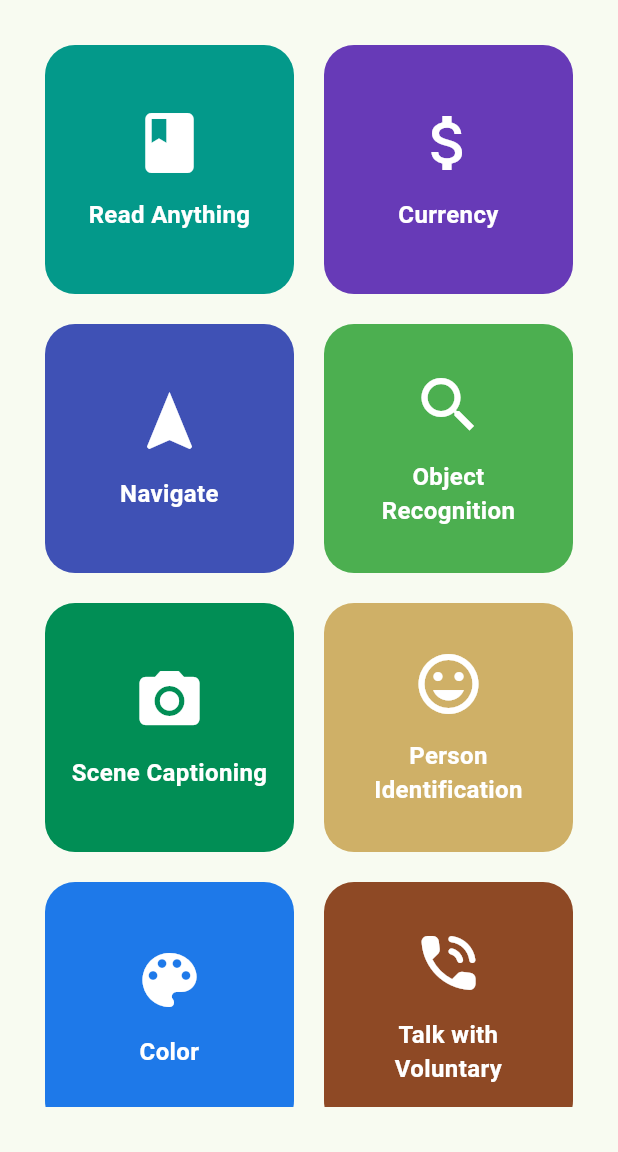
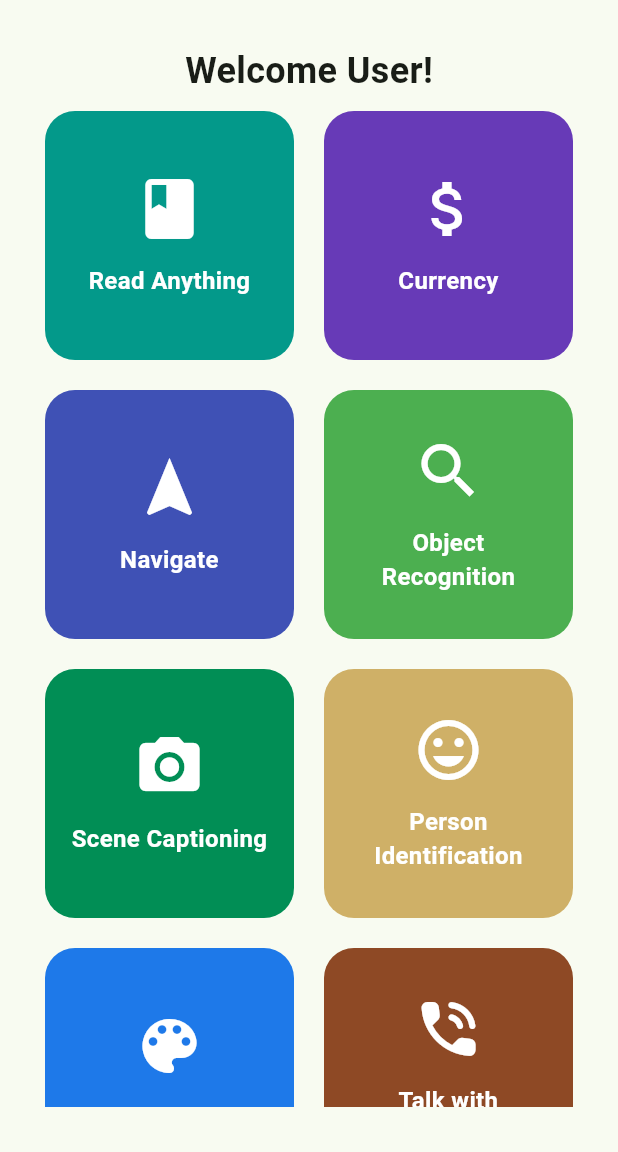
Before and after one commit to Abhimaan-kumar/LifeLense, a Flutter app: the screen it shows after launch, on a phone screen of 412 x 824 dp, the part 84-1236 px from its top. Run offline on Flutter 3.47's test engine with Material 3 defaults, Android fonts, the phone set to English and light mode, and no system bars.

Commit message:
layout change

```diff
--- a/lib/main.dart
+++ b/lib/main.dart
@@ -26,6 +26,7 @@ class MyHomePage extends StatelessWidget {
   final String title;
 
 
+
   @override
   Widget build(BuildContext context) {
     final List<_MenuOption> options = [
@@ -49,11 +50,22 @@ class MyHomePage extends StatelessWidget {
       ),
       body: Padding(
         padding: const EdgeInsets.all(30.0),
-        child: GridView.count(
-          crossAxisCount: 2,
-          crossAxisSpacing: 20,
-          mainAxisSpacing: 20,
-          children: options.map((opt) => _MenuCard(option: opt)).toList(),
+        child: Column(
+          children: [
+            const Text(
+              'Welcome User!',
+              style: TextStyle(fontSize: 24, fontWeight: FontWeight.bold),
+            ),
+            const SizedBox(height: 10),
+            Expanded(
+              child: GridView.count(
+                crossAxisCount: 2,
+                crossAxisSpacing: 20,
+                mainAxisSpacing: 20,
+                children: options.map((opt) => _MenuCard(option: opt)).toList(),
+              ),
+            ),
+          ],
         ),
       ),
     );
```
